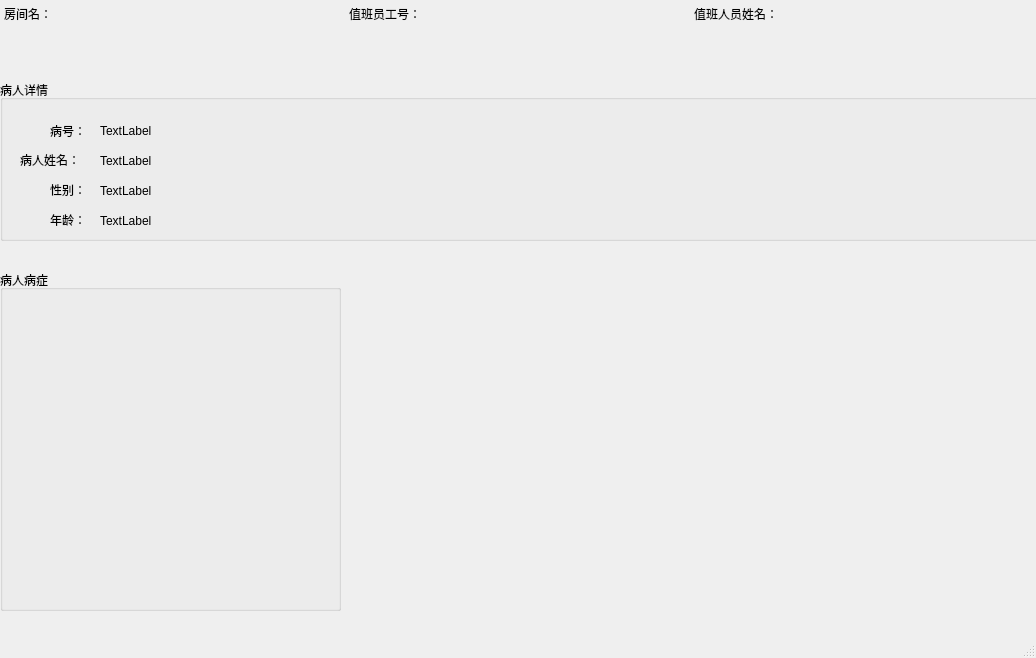
The window that diagnosiswindow.ui (zhbean/Hospital_MIS) describes before a commit, drawn with Qt 5.
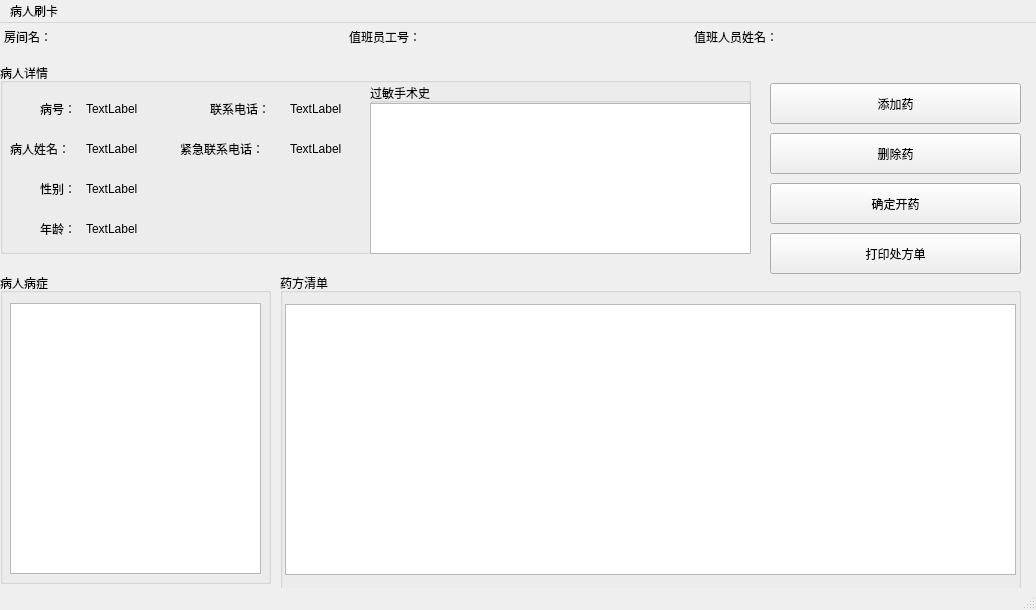
The same window after the commit.

Commit message: 添加了显示房间等信息

```diff
--- a/diagnosiswindow.ui
+++ b/diagnosiswindow.ui
@@ -7,7 +7,7 @@
     <x>0</x>
     <y>0</y>
     <width>1036</width>
-    <height>658</height>
+    <height>610</height>
    </rect>
   </property>
   <property name="windowTitle">
@@ -18,9 +18,9 @@
     <property name="geometry">
      <rect>
       <x>0</x>
-      <y>80</y>
-      <width>1041</width>
-      <height>161</height>
+      <y>40</y>
+      <width>751</width>
+      <height>191</height>
      </rect>
     </property>
     <property name="title">
@@ -29,10 +29,10 @@
     <widget class="QLabel" name="label">
      <property name="geometry">
       <rect>
-       <x>50</x>
-       <y>40</y>
+       <x>40</x>
+       <y>30</y>
        <width>41</width>
-       <height>21</height>
+       <height>31</height>
       </rect>
      </property>
      <property name="text">
@@ -42,10 +42,10 @@
     <widget class="QLabel" name="patientIdLabel">
      <property name="geometry">
       <rect>
-       <x>100</x>
-       <y>40</y>
-       <width>67</width>
-       <height>21</height>
+       <x>86</x>
+       <y>30</y>
+       <width>81</width>
+       <height>31</height>
       </rect>
      </property>
      <property name="text">
@@ -55,10 +55,10 @@
     <widget class="QLabel" name="patientNameLabel">
      <property name="geometry">
       <rect>
-       <x>100</x>
+       <x>86</x>
        <y>70</y>
-       <width>67</width>
-       <height>21</height>
+       <width>81</width>
+       <height>31</height>
       </rect>
      </property>
      <property name="text">
@@ -68,10 +68,10 @@
     <widget class="QLabel" name="label_4">
      <property name="geometry">
       <rect>
-       <x>20</x>
+       <x>10</x>
        <y>70</y>
        <width>71</width>
-       <height>20</height>
+       <height>31</height>
       </rect>
      </property>
      <property name="text">
@@ -81,10 +81,10 @@
     <widget class="QLabel" name="label_5">
      <property name="geometry">
       <rect>
-       <x>50</x>
-       <y>100</y>
+       <x>40</x>
+       <y>110</y>
        <width>41</width>
-       <height>20</height>
+       <height>31</height>
       </rect>
      </property>
      <property name="text">
@@ -94,10 +94,10 @@
     <widget class="QLabel" name="patientSexLabel">
      <property name="geometry">
       <rect>
-       <x>100</x>
-       <y>100</y>
-       <width>67</width>
-       <height>21</height>
+       <x>86</x>
+       <y>110</y>
+       <width>81</width>
+       <height>31</height>
       </rect>
      </property>
      <property name="text">
@@ -107,10 +107,10 @@
     <widget class="QLabel" name="label_7">
      <property name="geometry">
       <rect>
-       <x>50</x>
-       <y>130</y>
+       <x>40</x>
+       <y>150</y>
        <width>41</width>
-       <height>20</height>
+       <height>31</height>
       </rect>
      </property>
      <property name="text">
@@ -120,29 +120,117 @@
     <widget class="QLabel" name="patientAgeLabel">
      <property name="geometry">
       <rect>
-       <x>100</x>
-       <y>130</y>
-       <width>67</width>
-       <height>21</height>
+       <x>86</x>
+       <y>150</y>
+       <width>81</width>
+       <height>31</height>
       </rect>
      </property>
      <property name="text">
       <string>TextLabel</string>
      </property>
     </widget>
+    <widget class="QLabel" name="label_3">
+     <property name="geometry">
+      <rect>
+       <x>210</x>
+       <y>30</y>
+       <width>71</width>
+       <height>31</height>
+      </rect>
+     </property>
+     <property name="text">
+      <string>联系电话：</string>
+     </property>
+    </widget>
+    <widget class="QLabel" name="emergencyContactLabel">
+     <property name="geometry">
+      <rect>
+       <x>290</x>
+       <y>70</y>
+       <width>141</width>
+       <height>31</height>
+      </rect>
+     </property>
+     <property name="text">
+      <string>TextLabel</string>
+     </property>
+    </widget>
+    <widget class="QLabel" name="patientContactLabel">
+     <property name="geometry">
+      <rect>
+       <x>290</x>
+       <y>30</y>
+       <width>141</width>
+       <height>31</height>
+      </rect>
+     </property>
+     <property name="text">
+      <string>TextLabel</string>
+     </property>
+    </widget>
+    <widget class="QLabel" name="label_9">
+     <property name="geometry">
+      <rect>
+       <x>180</x>
+       <y>70</y>
+       <width>101</width>
+       <height>31</height>
+      </rect>
+     </property>
+     <property name="text">
+      <string>紧急联系电话：</string>
+     </property>
+    </widget>
+    <widget class="QGroupBox" name="groupBox_4">
+     <property name="geometry">
+      <rect>
+       <x>370</x>
+       <y>20</y>
+       <width>381</width>
+       <height>171</height>
+      </rect>
+     </property>
+     <property name="title">
+      <string>过敏手术史</string>
+     </property>
+     <widget class="QPlainTextEdit" name="allergyPlainTextEdit">
+      <property name="geometry">
+       <rect>
+        <x>0</x>
+        <y>20</y>
+        <width>381</width>
+        <height>151</height>
+       </rect>
+      </property>
+      <property name="readOnly">
+       <bool>true</bool>
+      </property>
+     </widget>
+    </widget>
    </widget>
    <widget class="QGroupBox" name="groupBox_2">
     <property name="geometry">
      <rect>
       <x>0</x>
-      <y>270</y>
-      <width>341</width>
-      <height>341</height>
+      <y>250</y>
+      <width>271</width>
+      <height>311</height>
      </rect>
     </property>
     <property name="title">
      <string>病人病症</string>
     </property>
+    <widget class="QPlainTextEdit" name="diseasePlainTextEdit">
+     <property name="geometry">
+      <rect>
+       <x>10</x>
+       <y>30</y>
+       <width>251</width>
+       <height>271</height>
+      </rect>
+     </property>
+    </widget>
    </widget>
    <widget class="QLabel" name="label_2">
     <property name="geometry">
@@ -222,6 +310,81 @@
      <string/>
     </property>
    </widget>
+   <widget class="QGroupBox" name="groupBox_3">
+    <property name="geometry">
+     <rect>
+      <x>280</x>
+      <y>250</y>
+      <width>741</width>
+      <height>321</height>
+     </rect>
+    </property>
+    <property name="title">
+     <string>药方清单</string>
+    </property>
+    <widget class="QListWidget" name="medicalListWidget">
+     <property name="geometry">
+      <rect>
+       <x>5</x>
+       <y>31</y>
+       <width>731</width>
+       <height>271</height>
+      </rect>
+     </property>
+    </widget>
+   </widget>
+   <widget class="QPushButton" name="AddButton">
+    <property name="geometry">
+     <rect>
+      <x>770</x>
+      <y>60</y>
+      <width>251</width>
+      <height>41</height>
+     </rect>
+    </property>
+    <property name="text">
+     <string>添加药</string>
+    </property>
+   </widget>
+   <widget class="QPushButton" name="DelButton">
+    <property name="geometry">
+     <rect>
+      <x>770</x>
+      <y>110</y>
+      <width>251</width>
+      <height>41</height>
+     </rect>
+    </property>
+    <property name="text">
+     <string>删除药</string>
+    </property>
+   </widget>
+   <widget class="QPushButton" name="OKButton">
+    <property name="geometry">
+     <rect>
+      <x>770</x>
+      <y>160</y>
+      <width>251</width>
+      <height>41</height>
+     </rect>
+    </property>
+    <property name="text">
+     <string>确定开药</string>
+    </property>
+   </widget>
+   <widget class="QPushButton" name="PrintButton">
+    <property name="geometry">
+     <rect>
+      <x>770</x>
+      <y>210</y>
+      <width>251</width>
+      <height>41</height>
+     </rect>
+    </property>
+    <property name="text">
+     <string>打印处方单</string>
+    </property>
+   </widget>
   </widget>
   <widget class="QMenuBar" name="menubar">
    <property name="geometry">
@@ -232,6 +395,12 @@
      <height>28</height>
     </rect>
    </property>
+   <widget class="QMenu" name="menu">
+    <property name="title">
+     <string>病人刷卡</string>
+    </property>
+   </widget>
+   <addaction name="menu"/>
   </widget>
   <widget class="QStatusBar" name="statusbar"/>
  </widget>
```
The commit also changes 8 other files.
